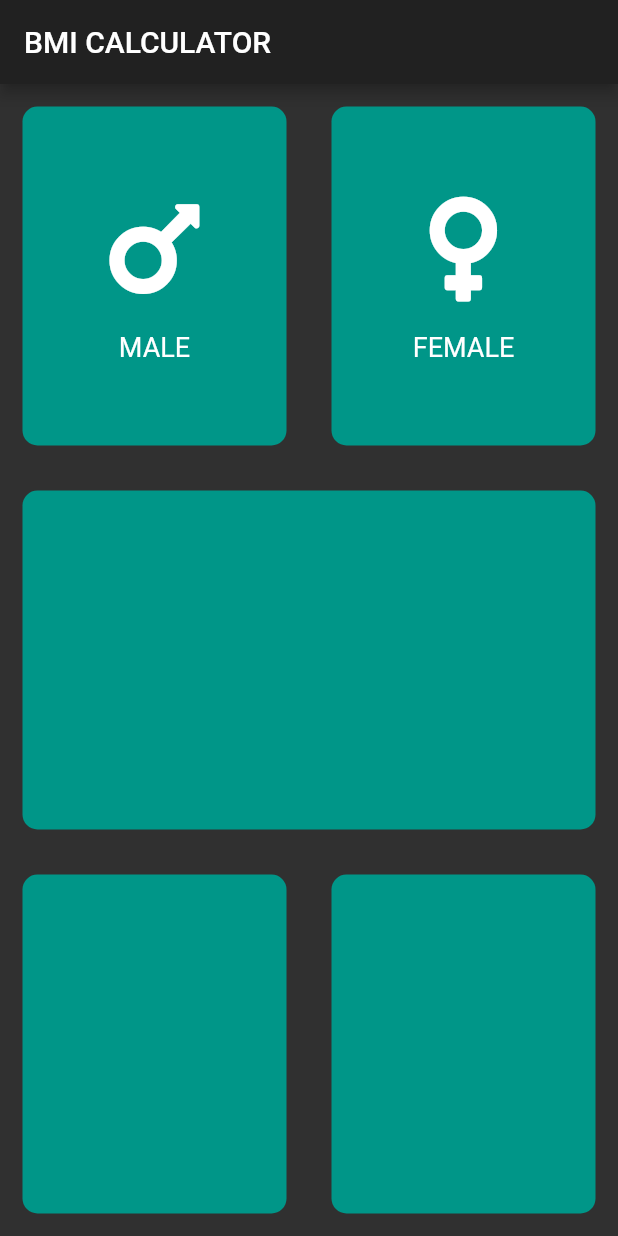
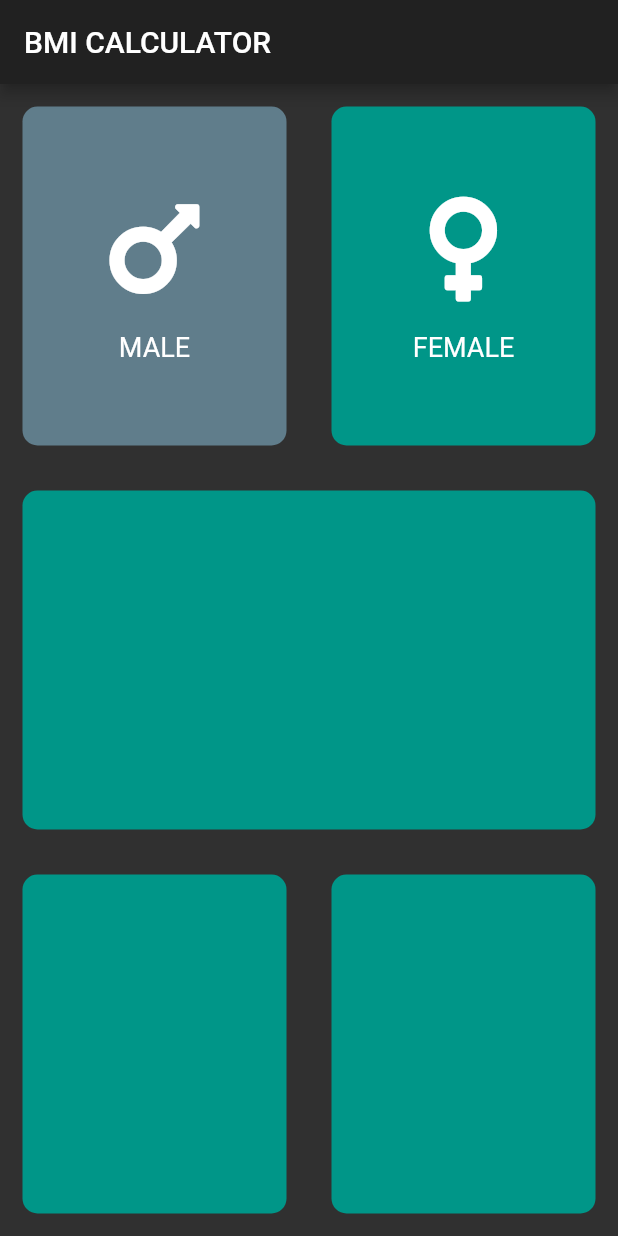
Before and after one commit to sharifc2016/my_bmi, a Flutter app: the screen it shows after launch, after a tap on "MALE", on a phone screen of 412 x 824 dp. Run offline on Flutter 3.47's test engine with Material 2 defaults, Android fonts, the phone set to English and light mode, and no system bars; our stand-ins replace font_awesome_flutter.

Commit message:
add male female change color

```diff
--- a/lib/input_page.dart
+++ b/lib/input_page.dart
@@ -2,9 +2,6 @@ import 'package:flutter/material.dart';
 import 'package:font_awesome_flutter/font_awesome_flutter.dart';
 import 'package:my_bmi/icon_widget.dart';
 import 'package:my_bmi/reusable_card.dart';
-
-const Color cardColor = Colors.teal;
-Widget child = Container();
 
 class InputPage extends StatefulWidget {
   @override
@@ -12,6 +9,19 @@ class InputPage extends StatefulWidget {
 }
 
 class _InputPageState extends State<InputPage> {
+  Color cardColor = Colors.teal;
+  Color maleCardColor = Colors.teal;
+  Color femaleCardColor = Colors.teal;
+  Widget child = Container();
+
+  void updateColor(
+      {Color maleCardColor: Colors.teal, Color femaleCardColor: Colors.teal}) {
+    setState(() {
+      this.maleCardColor = maleCardColor;
+      this.femaleCardColor = femaleCardColor;
+    });
+  }
+
   @override
   Widget build(BuildContext context) {
     return Scaffold(
@@ -28,28 +38,32 @@ class _InputPageState extends State<InputPage> {
         Expanded(
           child: GestureDetector(
             child: ReusableCard(
-              color: cardColor,
+              color: maleCardColor,
               child: IconWidget(
                 icon: FontAwesomeIcons.mars,
                 label: "MALE",
               ),
             ),
             onTap: () {
-              print("tapped");
+              updateColor(
+                maleCardColor: Colors.blueGrey,
+              );
             },
           ),
         ),
         Expanded(
           child: GestureDetector(
             child: ReusableCard(
-              color: cardColor,
+              color: femaleCardColor,
               child: IconWidget(
                 icon: FontAwesomeIcons.venus,
                 label: "FEMALE",
               ),
             ),
             onTap: () {
-              print("tapped");
+              updateColor(
+                femaleCardColor: Colors.blueGrey,
+              );
             },
           ),
         ),
```
